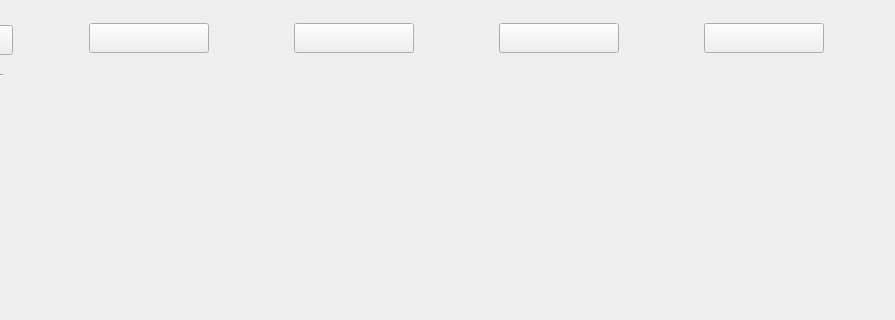
Above: widget.ui from sayazaaa/SmMed before the change; both pictures show x 238 to 1133 and y 0 to 320 of the 1133 by 687 pixel window. Below: the same form after it.
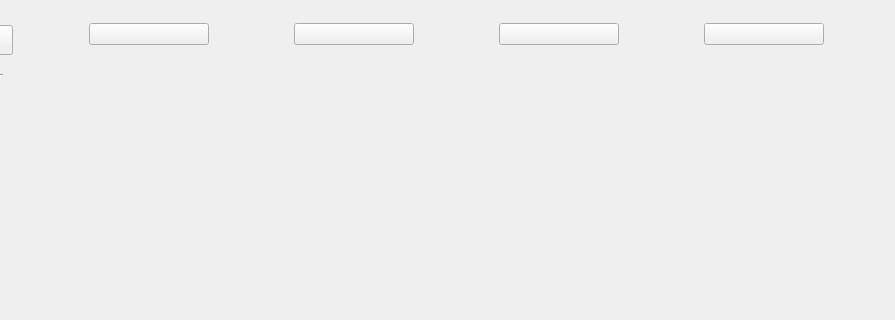
That is the form after the change. Icons and pictures are not drawn.

What changed in the file:
```diff
--- a/widget.ui
+++ b/widget.ui
@@ -659,7 +659,7 @@
       </item>
       <item>
        <widget class="QWidget" name="w_main" native="true">
-        <layout class="QVBoxLayout" name="verticalLayout_5" stretch="1,7">
+        <layout class="QVBoxLayout" name="verticalLayout_5" stretch="0,7">
          <property name="spacing">
           <number>19</number>
          </property>
@@ -706,7 +706,7 @@
              </property>
             </widget>
            </item>
-           <item>
+           <item alignment="Qt::AlignBottom">
             <widget class="QPushButton" name="btn_main_item_2">
              <property name="minimumSize">
               <size>
```
Left out of the diff: 2 changed lines with no effect on the pictures.
